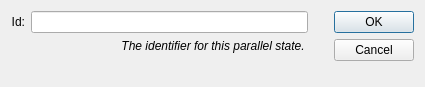
Old version of the form src/modules/specialized/scxml/dialogs/scxmlparalleldialog.ui in the repository lbellonda/qxmledit.
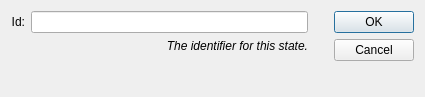
New version of the form. Icons and pictures are not drawn.

```diff
--- a/src/modules/specialized/scxml/dialogs/scxmlparalleldialog.ui
+++ b/src/modules/specialized/scxml/dialogs/scxmlparalleldialog.ui
@@ -7,7 +7,7 @@
     <x>0</x>
     <y>0</y>
     <width>425</width>
-    <height>87</height>
+    <height>97</height>
    </rect>
   </property>
   <property name="windowTitle">
@@ -56,7 +56,7 @@
         </font>
        </property>
        <property name="text">
-        <string>The identifier for this parallel state. </string>
+        <string>The identifier for this state.</string>
        </property>
        <property name="alignment">
         <set>Qt::AlignRight|Qt::AlignTrailing|Qt::AlignVCenter</set>
```
